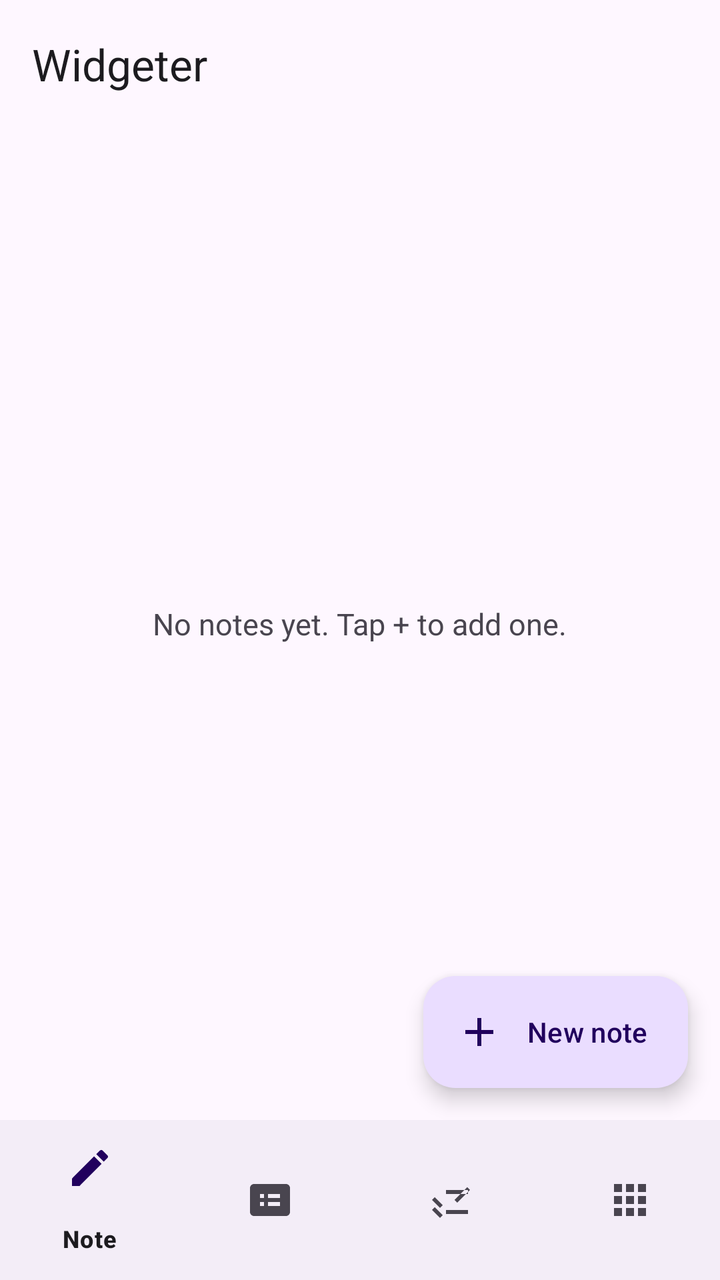
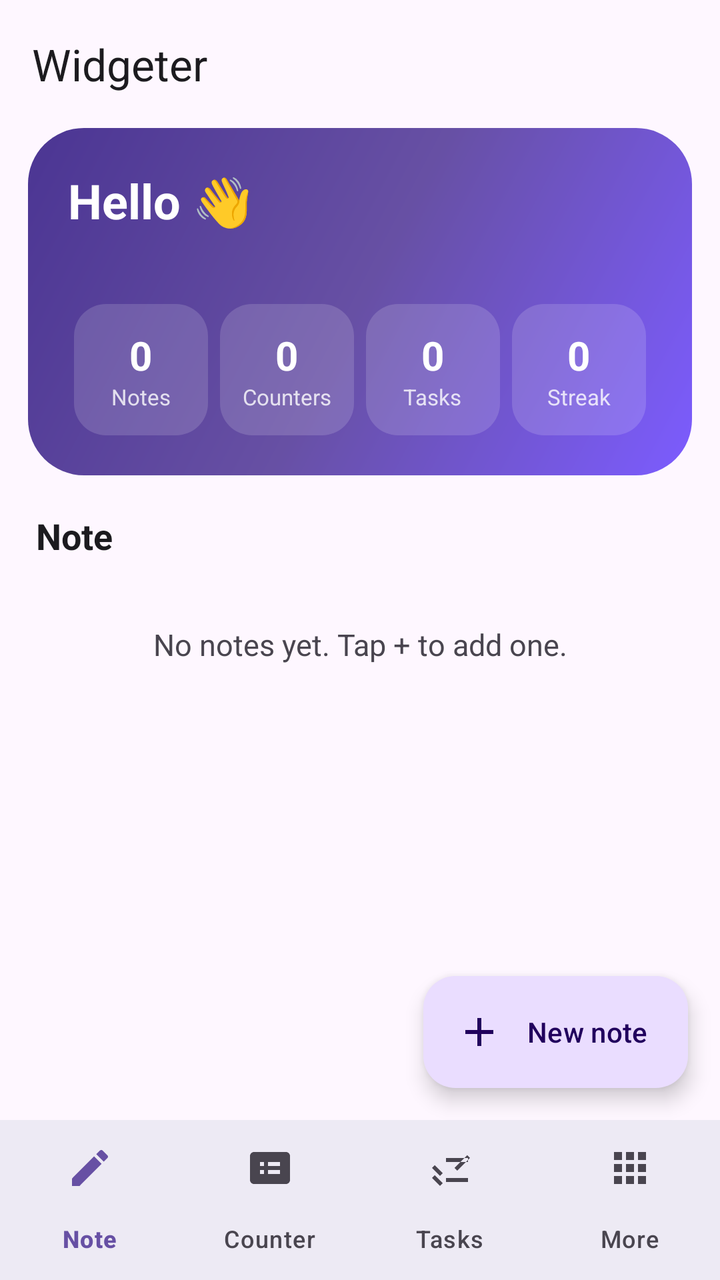

An Android layout rendered at two revisions. The XML below is the earlier revision; the diff shows what the commit changed to produce the second picture.
<!-- AndroidManifest.xml: application theme Theme.Widgeter -->
<!-- res/layout/activity_main.xml -->
<?xml version="1.0" encoding="utf-8"?>
<LinearLayout xmlns:android="http://schemas.android.com/apk/res/android"
    xmlns:app="http://schemas.android.com/apk/res-auto"
    android:id="@+id/root"
    android:layout_width="match_parent"
    android:layout_height="match_parent"
    android:background="?android:attr/colorBackground"
    android:orientation="vertical">

    <com.google.android.material.appbar.MaterialToolbar
        android:id="@+id/toolbar"
        android:layout_width="match_parent"
        android:layout_height="?attr/actionBarSize"
        app:title="@string/app_name"
        app:titleTextColor="?attr/colorOnSurface" />

    <FrameLayout
        android:id="@+id/content"
        android:layout_width="match_parent"
        android:layout_height="0dp"
        android:layout_weight="1">

        <include layout="@layout/page_notes" />
        <include layout="@layout/page_counters" />
        <include layout="@layout/page_tasks" />
        <include layout="@layout/page_more" />
    </FrameLayout>

    <com.google.android.material.bottomnavigation.BottomNavigationView
        android:id="@+id/bottom_nav"
        android:layout_width="match_parent"
        android:layout_height="wrap_content"
        app:menu="@menu/bottom_nav" />

</LinearLayout>
<!-- res/layout/page_notes.xml (included above) -->
<?xml version="1.0" encoding="utf-8"?>
<FrameLayout xmlns:android="http://schemas.android.com/apk/res/android"
    xmlns:app="http://schemas.android.com/apk/res-auto"
    android:id="@+id/page_notes_root"
    android:layout_width="match_parent"
    android:layout_height="match_parent">

    <androidx.recyclerview.widget.RecyclerView
        android:id="@+id/notes_recycler"
        android:layout_width="match_parent"
        android:layout_height="match_parent"
        android:clipToPadding="false"
        android:paddingHorizontal="12dp"
        android:paddingTop="8dp"
        android:paddingBottom="96dp" />

    <TextView
        android:id="@+id/notes_empty"
        android:layout_width="wrap_content"
        android:layout_height="wrap_content"
        android:layout_gravity="center"
        android:gravity="center"
        android:text="@string/notes_empty_page"
        android:textColor="?attr/colorOnSurfaceVariant"
        android:textSize="15sp" />

    <com.google.android.material.floatingactionbutton.ExtendedFloatingActionButton
        android:id="@+id/notes_fab"
        android:layout_width="wrap_content"
        android:layout_height="wrap_content"
        android:layout_gravity="bottom|end"
        android:layout_margin="16dp"
        android:text="@string/new_note"
        app:icon="@drawable/ic_add" />

</FrameLayout>
<!-- res/layout/page_counters.xml (included above) -->
<?xml version="1.0" encoding="utf-8"?>
<FrameLayout xmlns:android="http://schemas.android.com/apk/res/android"
    xmlns:app="http://schemas.android.com/apk/res-auto"
    android:id="@+id/page_counters_root"
    android:layout_width="match_parent"
    android:layout_height="match_parent"
    android:visibility="gone">

    <androidx.recyclerview.widget.RecyclerView
        android:id="@+id/counters_recycler"
        android:layout_width="match_parent"
        android:layout_height="match_parent"
        android:clipToPadding="false"
        android:paddingHorizontal="12dp"
        android:paddingTop="8dp"
        android:paddingBottom="96dp" />

    <TextView
        android:id="@+id/counters_empty"
        android:layout_width="wrap_content"
        android:layout_height="wrap_content"
        android:layout_gravity="center"
        android:gravity="center"
        android:text="@string/counters_empty_page"
        android:textColor="?attr/colorOnSurfaceVariant"
        android:textSize="15sp" />

    <com.google.android.material.floatingactionbutton.ExtendedFloatingActionButton
        android:id="@+id/counters_fab"
        android:layout_width="wrap_content"
        android:layout_height="wrap_content"
        android:layout_gravity="bottom|end"
        android:layout_margin="16dp"
        android:text="@string/new_counter"
        app:icon="@drawable/ic_add" />

</FrameLayout>
<!-- res/layout/page_tasks.xml (included above) -->
<?xml version="1.0" encoding="utf-8"?>
<LinearLayout xmlns:android="http://schemas.android.com/apk/res/android"
    xmlns:app="http://schemas.android.com/apk/res-auto"
    android:id="@+id/page_tasks_root"
    android:layout_width="match_parent"
    android:layout_height="match_parent"
    android:orientation="vertical"
    android:visibility="gone"
    android:padding="16dp">

    <LinearLayout
        android:layout_width="match_parent"
        android:layout_height="wrap_content"
        android:gravity="center_vertical"
        android:orientation="horizontal">

        <com.google.android.material.textfield.TextInputLayout
            style="@style/Widget.Material3.TextInputLayout.OutlinedBox"
            android:layout_width="0dp"
            android:layout_height="wrap_content"
            android:layout_weight="1"
            android:hint="@string/add_task_hint">

            <com.google.android.material.textfield.TextInputEditText
                android:id="@+id/task_input"
                android:layout_width="match_parent"
                android:layout_height="wrap_content"
                android:imeOptions="actionDone"
                android:inputType="text|textCapSentences"
                android:maxLines="1"
                android:importantForAutofill="no" />
        </com.google.android.material.textfield.TextInputLayout>

        <com.google.android.material.button.MaterialButton
            android:id="@+id/btn_add_task"
            android:layout_width="wrap_content"
            android:layout_height="wrap_content"
            android:layout_marginStart="8dp"
            android:text="@string/add"
            app:icon="@drawable/ic_add" />
    </LinearLayout>

    <TextView
        android:id="@+id/todo_progress"
        android:layout_width="match_parent"
        android:layout_height="wrap_content"
        android:layout_marginTop="8dp"
        android:textColor="?attr/colorPrimary"
        android:textSize="13sp"
        android:textStyle="bold" />

    <androidx.recyclerview.widget.RecyclerView
        android:id="@+id/todo_recycler"
        android:layout_width="match_parent"
        android:layout_height="0dp"
        android:layout_weight="1"
        android:layout_marginTop="4dp"
        android:clipToPadding="false" />

    <TextView
        android:id="@+id/todo_empty"
        android:layout_width="match_parent"
        android:layout_height="0dp"
        android:layout_weight="1"
        android:gravity="center"
        android:text="@string/todo_list_empty"
        android:textColor="?attr/colorOnSurfaceVariant"
        android:textSize="14sp" />

    <LinearLayout
        android:layout_width="match_parent"
        android:layout_height="wrap_content"
        android:gravity="end"
        android:orientation="horizontal">

        <com.google.android.material.button.MaterialButton
            android:id="@+id/btn_sort_todos"
            style="@style/Widget.Material3.Button.TextButton"
            android:layout_width="wrap_content"
            android:layout_height="wrap_content"
            android:text="@string/sort" />

        <com.google.android.material.button.MaterialButton
            android:id="@+id/btn_clear_completed"
            style="@style/Widget.Material3.Button.TextButton"
            android:layout_width="wrap_content"
            android:layout_height="wrap_content"
            android:text="@string/clear_completed" />
    </LinearLayout>

</LinearLayout>
<!-- res/layout/page_more.xml (included above) -->
<?xml version="1.0" encoding="utf-8"?>
<androidx.core.widget.NestedScrollView xmlns:android="http://schemas.android.com/apk/res/android"
    xmlns:app="http://schemas.android.com/apk/res-auto"
    android:id="@+id/page_more_root"
    android:layout_width="match_parent"
    android:layout_height="match_parent"
    android:clipToPadding="false"
    android:paddingBottom="24dp"
    android:visibility="gone">

    <LinearLayout
        android:layout_width="match_parent"
        android:layout_height="wrap_content"
        android:orientation="vertical"
        android:paddingHorizontal="16dp"
        android:paddingTop="8dp">

        
        <com.google.android.material.card.MaterialCardView style="@style/Card">
            <LinearLayout style="@style/CardInner">
                <LinearLayout style="@style/CardHeader">
                    <ImageView style="@style/CardHeaderIcon" android:src="@drawable/ic_check_on" />
                    <TextView style="@style/CardHeaderText" android:text="@string/habit_title" />
                </LinearLayout>

                <LinearLayout
                    android:layout_width="match_parent"
                    android:layout_height="wrap_content"
                    android:layout_marginTop="8dp"
                    android:gravity="center_vertical"
                    android:orientation="horizontal">

                    <TextView
                        android:id="@+id/habit_streak_text"
                        android:layout_width="0dp"
                        android:layout_height="wrap_content"
                        android:layout_weight="1"
                        android:text="0"
                        android:textColor="?attr/colorOnSurface"
                        android:textSize="15sp" />

                    <com.google.android.material.button.MaterialButton
                        android:id="@+id/habit_checkin_btn"
                        android:layout_width="wrap_content"
                        android:layout_height="wrap_content"
                        android:text="@string/habit_checkin"
                        app:icon="@drawable/ic_check_on" />
                </LinearLayout>
            </LinearLayout>
        </com.google.android.material.card.MaterialCardView>

        
        <com.google.android.material.card.MaterialCardView style="@style/Card">
            <LinearLayout style="@style/CardInner">
                <LinearLayout style="@style/CardHeader">
                    <ImageView style="@style/CardHeaderIcon" android:src="@drawable/ic_counter" />
                    <TextView style="@style/CardHeaderText" android:text="@string/water_title" />
                </LinearLayout>

                <LinearLayout
                    android:layout_width="match_parent"
                    android:layout_height="wrap_content"
                    android:layout_marginTop="8dp"
                    android:gravity="center_vertical"
                    android:orientation="horizontal">

                    <com.google.android.material.button.MaterialButton
                        android:id="@+id/water_minus_btn"
                        style="?attr/materialIconButtonFilledTonalStyle"
                        android:layout_width="wrap_content"
                        android:layout_height="wrap_content"
                        app:icon="@drawable/ic_minus" />

                    <TextView
                        android:id="@+id/water_count_text"
                        android:layout_width="0dp"
                        android:layout_height="wrap_content"
                        android:layout_weight="1"
                        android:gravity="center"
                        android:text="0/8"
                        android:textColor="?attr/colorPrimary"
                        android:textSize="24sp"
                        android:textStyle="bold" />

                    <com.google.android.material.button.MaterialButton
                        android:id="@+id/water_plus_btn"
                        style="?attr/materialIconButtonFilledTonalStyle"
                        android:layout_width="wrap_content"
                        android:layout_height="wrap_content"
                        app:icon="@drawable/ic_add" />
                </LinearLayout>
            </LinearLayout>
        </com.google.android.material.card.MaterialCardView>

        
        <com.google.android.material.card.MaterialCardView style="@style/Card">
            <LinearLayout style="@style/CardInner">
                <LinearLayout style="@style/CardHeader">
                    <ImageView style="@style/CardHeaderIcon" android:src="@drawable/ic_calendar" />
                    <TextView
                        style="@style/CardHeaderText"
                        android:layout_width="0dp"
                        android:layout_weight="1"
                        android:text="@string/countdowns_title" />
                    <com.google.android.material.button.MaterialButton
                        android:id="@+id/countdown_add_btn"
                        style="@style/Widget.Material3.Button.TextButton"
                        android:layout_width="wrap_content"
                        android:layout_height="wrap_content"
                        android:text="@string/add"
                        app:icon="@drawable/ic_add" />
                </LinearLayout>

                <LinearLayout
                    android:id="@+id/countdowns_container"
                    android:layout_width="match_parent"
                    android:layout_height="wrap_content"
                    android:layout_marginTop="4dp"
                    android:orientation="vertical" />

                <TextView
                    android:id="@+id/countdowns_empty"
                    android:layout_width="match_parent"
                    android:layout_height="wrap_content"
                    android:paddingVertical="8dp"
                    android:text="@string/countdowns_empty"
                    android:textColor="?attr/colorOnSurfaceVariant"
                    android:textSize="14sp" />
            </LinearLayout>
        </com.google.android.material.card.MaterialCardView>

        <com.google.android.material.button.MaterialButton
            android:id="@+id/more_settings_btn"
            style="@style/Widget.Material3.Button.TonalButton"
            android:layout_width="match_parent"
            android:layout_height="wrap_content"
            android:layout_marginTop="16dp"
            android:text="@string/settings_title"
            app:icon="@drawable/ic_settings" />

    </LinearLayout>
</androidx.core.widget.NestedScrollView>
<!-- resources referenced by this layout -->
<resources>
  <string name="add">Add</string>
  <string name="add_task_hint">Add a task</string>
  <string name="app_name">Widgeter</string>
  <string name="countdowns_title">Countdowns</string>
  <string name="habit_checkin">Check in</string>
  <string name="habit_title">Habit</string>
  <string name="new_counter">New counter</string>
  <string name="new_note">New note</string>
  <string name="settings_title">Settings</string>
  <string name="sort">Sort</string>
  <string name="water_title">Water</string>
  <style name="CardHeaderIcon">
          <item name="android:layout_width">22dp</item>
          <item name="android:layout_height">22dp</item>
          <item name="android:layout_marginEnd">8dp</item>
          <item name="android:tint">?attr/colorPrimary</item>
          <item name="android:contentDescription">@null</item>
      </style>
  <color name="brand">#6750A4</color>
  <color name="on_brand">#FFFFFF</color>
  <color name="brand_container">#EADDFF</color>
  <color name="on_brand_container">#21005D</color>
  <color name="app_bg">#FEF7FF</color>
  <color name="surface">#FFFFFF</color>
  <color name="on_surface">#1C1B1F</color>
  <color name="surface_variant">#F3EDF7</color>
  <color name="on_surface_variant">#49454F</color>
  <color name="outline">#CAC4D0</color>
  <!-- unchanged entries left out for length: 16 -->
</resources>

<!-- the commit's change to res/layout/activity_main.xml (unified diff, before → after) -->
@@ -30,6 +30,11 @@
         android:id="@+id/bottom_nav"
         android:layout_width="match_parent"
         android:layout_height="wrap_content"
+        android:background="?attr/colorSurface"
+        app:elevation="8dp"
+        app:itemIconTint="@color/nav_item_color"
+        app:itemTextColor="@color/nav_item_color"
+        app:labelVisibilityMode="labeled"
         app:menu="@menu/bottom_nav" />
 
 </LinearLayout>
@@ -41,24 +46,101 @@
     android:layout_width="match_parent"
     android:layout_height="match_parent">
 
-    <androidx.recyclerview.widget.RecyclerView
-        android:id="@+id/notes_recycler"
+    <androidx.core.widget.NestedScrollView
         android:layout_width="match_parent"
         android:layout_height="match_parent"
         android:clipToPadding="false"
-        android:paddingHorizontal="12dp"
-        android:paddingTop="8dp"
-        android:paddingBottom="96dp" />
-
-    <TextView
-        android:id="@+id/notes_empty"
-        android:layout_width="wrap_content"
-        android:layout_height="wrap_content"
-        android:layout_gravity="center"
-        android:gravity="center"
-        android:text="@string/notes_empty_page"
-        android:textColor="?attr/colorOnSurfaceVariant"
-        android:textSize="15sp" />
+        android:paddingBottom="96dp">
+
+        <LinearLayout
+            android:layout_width="match_parent"
+            android:layout_height="wrap_content"
+            android:orientation="vertical"
+            android:paddingHorizontal="14dp">
+
+            
+            <LinearLayout
+                android:layout_width="match_parent"
+                android:layout_height="wrap_content"
+                android:background="@drawable/bg_hero"
+                android:orientation="vertical"
+                android:padding="20dp">
+
+                <TextView
+                    android:id="@+id/hero_greeting"
+                    android:layout_width="wrap_content"
+                    android:layout_height="wrap_content"
+                    android:text="Hello 👋"
+                    android:textColor="@color/on_hero"
+                    android:textSize="24sp"
+                    android:textStyle="bold" />
+
+                <TextView
+                    android:id="@+id/hero_date"
+                    android:layout_width="wrap_content"
+                    android:layout_height="wrap_content"
+                    android:alpha="0.85"
+                    android:textColor="@color/on_hero"
+                    android:textSize="13sp" />
+
+                <LinearLayout
+                    android:layout_width="match_parent"
+                    android:layout_height="wrap_content"
+                    android:layout_marginTop="18dp"
+                    android:baselineAligned="false"
+                    android:orientation="horizontal">
+
+                    <LinearLayout style="@style/StatTile">
+                        <TextView android:id="@+id/stat_notes" style="@style/StatNumber" />
+                        <TextView style="@style/StatLabel" android:text="@string/stat_notes" />
+                    </LinearLayout>
+
+                    <LinearLayout style="@style/StatTile">
+                        <TextView android:id="@+id/stat_counters" style="@style/StatNumber" />
+                        <TextView style="@style/StatLabel" android:text="@string/stat_counters" />
+                    </LinearLayout>
+
+                    <LinearLayout style="@style/StatTile">
+                        <TextView android:id="@+id/stat_tasks" style="@style/StatNumber" />
+                        <TextView style="@style/StatLabel" android:text="@string/stat_tasks" />
+                    </LinearLayout>
+
+                    <LinearLayout style="@style/StatTile">
+                        <TextView android:id="@+id/stat_streak" style="@style/StatNumber" />
+                        <TextView style="@style/StatLabel" android:text="@string/stat_streak" />
+                    </LinearLayout>
+                </LinearLayout>
+            </LinearLayout>
+
+            <TextView
+                android:layout_width="wrap_content"
+                android:layout_height="wrap_content"
+                android:layout_marginTop="18dp"
+                android:layout_marginStart="4dp"
+                android:text="@string/section_note"
+                android:textColor="?attr/colorOnSurface"
+                android:textSize="18sp"
+                android:textStyle="bold" />
+
+            <androidx.recyclerview.widget.RecyclerView
+                android:id="@+id/notes_recycler"
+                android:layout_width="match_parent"
+                android:layout_height="wrap_content"
+                android:layout_marginTop="4dp"
+                android:nestedScrollingEnabled="false" />
+
+            <TextView
+                android:id="@+id/notes_empty"
+                android:layout_width="match_parent"
+                android:layout_height="wrap_content"
+                android:gravity="center"
+                android:paddingVertical="28dp"
+                android:text="@string/notes_empty_page"
+                android:textColor="?attr/colorOnSurfaceVariant"
+                android:textSize="15sp" />
+
+        </LinearLayout>
+    </androidx.core.widget.NestedScrollView>
 
     <com.google.android.material.floatingactionbutton.ExtendedFloatingActionButton
         android:id="@+id/notes_fab"
<!-- resource entries referenced after the edit -->
@@ -1,5 +1,17 @@
 <!-- resources referenced by this layout -->
 <resources>
+  <color name="on_hero">#FFFFFF</color>
+  <!-- drawable bg_hero (drawable) -->
+  <?xml version="1.0" encoding="utf-8"?>
+  <shape xmlns:android="http://schemas.android.com/apk/res/android"
+      android:shape="rectangle">
+      <gradient
+          android:startColor="@color/grad_start"
+          android:centerColor="@color/grad_mid"
+          android:endColor="@color/grad_end"
+          android:angle="135" />
+      <corners android:radius="28dp" />
+  </shape>
   <string name="add">Add</string>
   <string name="add_task_hint">Add a task</string>
   <string name="app_name">Widgeter</string>
@@ -8,17 +20,66 @@
   <string name="habit_title">Habit</string>
   <string name="new_counter">New counter</string>
   <string name="new_note">New note</string>
+  <string name="section_note">Note</string>
   <string name="settings_title">Settings</string>
   <string name="sort">Sort</string>
+  <string name="stat_counters">Counters</string>
+  <string name="stat_notes">Notes</string>
+  <string name="stat_streak">Streak</string>
+  <string name="stat_tasks">Tasks</string>
   <string name="water_title">Water</string>
   <style name="CardHeaderIcon">
-          <item name="android:layout_width">22dp</item>
-          <item name="android:layout_height">22dp</item>
-          <item name="android:layout_marginEnd">8dp</item>
-          <item name="android:tint">?attr/colorPrimary</item>
+          <item name="android:layout_width">34dp</item>
+          <item name="android:layout_height">34dp</item>
+          <item name="android:layout_marginEnd">10dp</item>
+          <item name="android:background">@drawable/chip_bg</item>
+          <item name="android:padding">7dp</item>
+          <item name="android:tint">?attr/colorOnPrimaryContainer</item>
           <item name="android:contentDescription">@null</item>
       </style>
+  <style name="StatLabel">
+          <item name="android:layout_width">wrap_content</item>
+          <item name="android:layout_height">wrap_content</item>
+          <item name="android:alpha">0.8</item>
+          <item name="android:textColor">@color/on_hero</item>
+          <item name="android:textSize">11sp</item>
+      </style>
+  <style name="StatNumber">
+          <item name="android:layout_width">wrap_content</item>
+          <item name="android:layout_height">wrap_content</item>
+          <item name="android:text">0</item>
+          <item name="android:textColor">@color/on_hero</item>
+          <item name="android:textSize">20sp</item>
+          <item name="android:textStyle">bold</item>
+      </style>
+  <style name="StatTile">
+          <item name="android:layout_width">0dp</item>
+          <item name="android:layout_height">wrap_content</item>
+          <item name="android:layout_weight">1</item>
+          <item name="android:layout_marginHorizontal">3dp</item>
+          <item name="android:orientation">vertical</item>
+          <item name="android:gravity">center</item>
+          <item name="android:background">@drawable/stat_tile_bg</item>
+          <item name="android:paddingVertical">12dp</item>
+      </style>
+  <color name="grad_start">#7C5CFF</color>
+  <color name="grad_mid">#6750A4</color>
+  <color name="grad_end">#4B3593</color>
   <color name="brand">#6750A4</color>
+  <!-- drawable chip_bg (drawable) -->
+  <?xml version="1.0" encoding="utf-8"?>
+  <shape xmlns:android="http://schemas.android.com/apk/res/android"
+      android:shape="rectangle">
+      <solid android:color="@color/brand_container" />
+      <corners android:radius="12dp" />
+  </shape>
+  <!-- drawable stat_tile_bg (drawable) -->
+  <?xml version="1.0" encoding="utf-8"?>
+  <shape xmlns:android="http://schemas.android.com/apk/res/android"
+      android:shape="rectangle">
+      <solid android:color="@color/hero_tile" />
+      <corners android:radius="16dp" />
+  </shape>
   <color name="on_brand">#FFFFFF</color>
   <color name="brand_container">#EADDFF</color>
   <color name="on_brand_container">#21005D</color>
@@ -28,6 +89,7 @@
   <color name="surface_variant">#F3EDF7</color>
   <color name="on_surface_variant">#49454F</color>
   <color name="outline">#CAC4D0</color>
+  <color name="hero_tile">#26FFFFFF</color>
   <!-- unchanged entries left out for length: 16 -->
 </resources>
 
